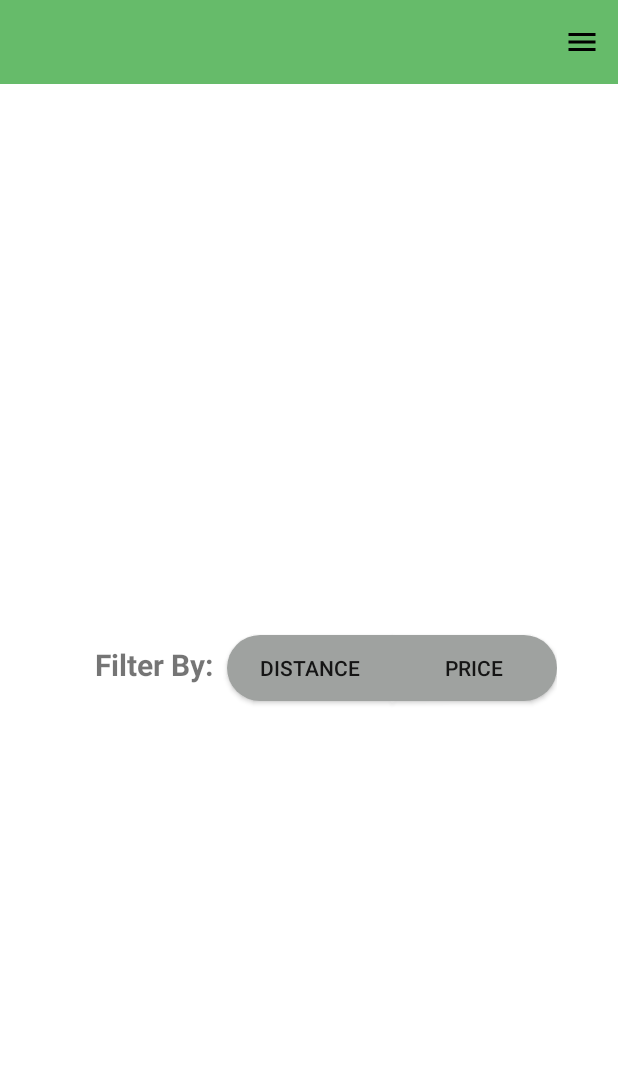
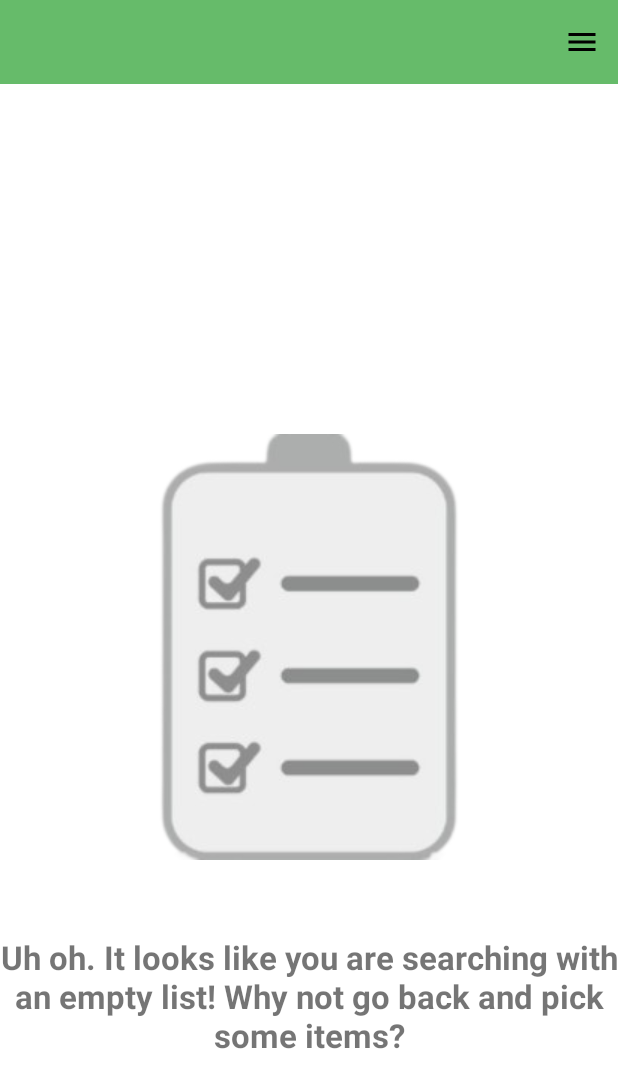
Before and after one commit to SystematicShoppers/Sysho, an Android app: the ResultsFragment screen opened through its navigation route, on a phone screen of 412 x 824 dp. Shown: the top 1088 px of the screen. Run offline under Robolectric (Android 15) with nearby library versions, the phone set to English and light mode, and no system bars; our stand-ins replace Firebase (no records; nobody signed in at launch, a user with empty details on screens opened directly); 1 statement that could not run was skipped.

Commit message:
- added error check and display for location permissions -added error display for searching with an empty list

```diff
--- a/app/src/main/java/com/systematicshoppers/sysho/LocationViewModel.kt
+++ b/app/src/main/java/com/systematicshoppers/sysho/LocationViewModel.kt
@@ -16,6 +16,8 @@ import androidx.lifecycle.ViewModel
 class LocationViewModel : ViewModel(), LocationListener {
     private lateinit var locationManager: LocationManager
     val currentLocation = MutableLiveData<Location>()
+    val isLocationEnabled = MutableLiveData<Boolean>()
+    val isLocationPermissionGranted = MutableLiveData<Boolean>()
 
     fun startLocationUpdates(context: Context) {
         locationManager = context.getSystemService(Context.LOCATION_SERVICE) as LocationManager
@@ -32,6 +34,7 @@ class LocationViewModel : ViewModel(), LocationListener {
                 arrayOf(Manifest.permission.ACCESS_FINE_LOCATION),
                 REQUEST_LOCATION_PERMISSION
             )
+            isLocationPermissionGranted.value = false
         } else {
             // Permission granted, start requesting location updates
             locationManager.requestLocationUpdates(
@@ -40,7 +43,9 @@ class LocationViewModel : ViewModel(), LocationListener {
                 0f,
                 this
             )
+            isLocationPermissionGranted.value = true
         }
+        isLocationEnabled.value = locationManager.isProviderEnabled(LocationManager.GPS_PROVIDER)
     }
 
     override fun onLocationChanged(location: Location) {
--- a/app/src/main/java/com/systematicshoppers/sysho/SyshoViewModel.kt
+++ b/app/src/main/java/com/systematicshoppers/sysho/SyshoViewModel.kt
@@ -106,4 +106,13 @@ class SyshoViewModel : ViewModel() {
     fun setSalePercent(passSalePercent: Double) {
         _salePercent.value = passSalePercent
     }
+
+    /** Api Updates **/
+    /** Boolean toggles to trigger observer. Simple function to reset adapter. **/
+    private val _apiStoreAdapterNotice = MutableLiveData<Boolean>()
+    val apiStoreAdapterNotice: LiveData<Boolean> = _apiStoreAdapterNotice
+    @Suppress("RedundantIf")
+    fun notifyApiStoreAdapter(passNotice: Boolean) {
+        _apiStoreAdapterNotice.value = passNotice
+    }
 }
--- a/app/src/main/java/com/systematicshoppers/sysho/adapters/ApiStoresSelectAdapter.kt
+++ b/app/src/main/java/com/systematicshoppers/sysho/adapters/ApiStoresSelectAdapter.kt
@@ -33,6 +33,7 @@ class ApiStoresSelectAdapter(private val context: Context,
         holder.updateBtn.setOnClickListener {
             onCLick.updatePrice(position, data)
         }
+
     }
 
     override fun getItemCount(): Int {
--- a/app/src/main/java/com/systematicshoppers/sysho/fragments/ApiStoreFragment.kt
+++ b/app/src/main/java/com/systematicshoppers/sysho/fragments/ApiStoreFragment.kt
@@ -28,6 +28,7 @@ class ApiStoreFragment : Fragment(), ApiStoresAdapter.ClickListener {
 
     private lateinit var apiStoresRecyclerView: RecyclerView
     private lateinit var apiStoresAdapter: ApiStoresAdapter
+    private val stores = mutableListOf<Store>()
     private lateinit var geocoder: Geocoder
     private val viewModel: SyshoViewModel by activityViewModels()
 
@@ -36,7 +37,6 @@ class ApiStoreFragment : Fragment(), ApiStoresAdapter.ClickListener {
         savedInstanceState: Bundle?
     ): View? {
         val view = inflater.inflate(R.layout.fragment_api_store, container, false)
-        val stores = mutableListOf<Store>()
         geocoder = Geocoder(requireContext(), Locale.getDefault())
         FirebaseUtils().fireStoreDatabase.collection("stores")
             .get()
@@ -51,6 +51,7 @@ class ApiStoreFragment : Fragment(), ApiStoresAdapter.ClickListener {
                 apiStoresRecyclerView = view.findViewById((R.id.api_stores_recycler_view))
                 apiStoresRecyclerView.adapter = apiStoresAdapter
                 apiStoresRecyclerView.layoutManager = apiStoresLayoutManager
+
 
             }
 
--- a/app/src/main/java/com/systematicshoppers/sysho/fragments/ResultsFragment.kt
+++ b/app/src/main/java/com/systematicshoppers/sysho/fragments/ResultsFragment.kt
@@ -10,7 +10,10 @@ import android.util.Log
 import android.view.LayoutInflater
 import android.view.View
 import android.view.ViewGroup
+import android.widget.LinearLayout
+import android.widget.TextView
 import android.widget.ToggleButton
+import androidx.core.view.isVisible
 import androidx.fragment.app.Fragment
 import androidx.fragment.app.activityViewModels
 import androidx.recyclerview.widget.LinearLayoutManager
@@ -43,18 +46,39 @@ class ResultsFragment : Fragment(), ResultsAdapter.ClickListener {
         list = viewModel.resultsList.value
         toggleDistance = view.findViewById(R.id.filterDistance)
         togglePrice = view.findViewById(R.id.filterPrice)
-        if (list != null) {
+        if (locationViewModel.isLocationEnabled.value == true &&
+            locationViewModel.isLocationPermissionGranted.value == true)  {
+            if (list?.isNotEmpty()!!) {
                 loadStores { storesLoaded ->
                     getTotalPrice { pricesLockedIn, total ->
                         getAddresses()
                         getDistances()
                         resultsAdapter = ResultsAdapter(requireContext(), data, this)
-                    recyclerViewLayoutManager = LinearLayoutManager(context, RecyclerView.VERTICAL,false)
+                        recyclerViewLayoutManager =
+                            LinearLayoutManager(context, RecyclerView.VERTICAL, false)
                         recyclerView = view.findViewById(R.id.resultsRecyclerView)
                         recyclerView.adapter = resultsAdapter
                         recyclerView.layoutManager = recyclerViewLayoutManager
                     }
                 }
+            }
+            //If list is sent as empty
+            else {
+                val errorEmptyListLayout: LinearLayout = view.findViewById(R.id.resultsEmptyListErrorDisplay)
+                errorEmptyListLayout.visibility = View.VISIBLE
+                toggleDistance.visibility = View.INVISIBLE
+                togglePrice.visibility = View.INVISIBLE
+                view.findViewById<TextView>(R.id.filterTextView).visibility = View.INVISIBLE
+            }
+
+        }
+        //If location permissions are not active
+        else {
+            val errorNoLocationLayout: LinearLayout = view.findViewById(R.id.resultsNoLocationErrorDisplay)
+            errorNoLocationLayout.visibility = View.VISIBLE
+            toggleDistance.visibility = View.INVISIBLE
+            togglePrice.visibility = View.INVISIBLE
+            view.findViewById<TextView>(R.id.filterTextView).visibility = View.INVISIBLE
         }
 
         toggleDistance.setOnCheckedChangeListener { _, isChecked ->
--- a/app/src/main/java/com/systematicshoppers/sysho/fragments/SaleDialog.kt
+++ b/app/src/main/java/com/systematicshoppers/sysho/fragments/SaleDialog.kt
@@ -47,6 +47,8 @@ class SaleDialog: DialogFragment() {
                 percent = inputText.toDoubleOrNull() ?: 0.0
                 viewModel.setSalePercent(percent)
                 SaleDialogConfirm().show(parentFragmentManager, "confirm sale price")
+                activateSaleEditTextNumber.text.clear()
+                dismiss()
             } else {
                 activateSaleEditTextNumber.text.clear()
                 Toast.makeText(requireContext(), "Please enter a valid number", Toast.LENGTH_SHORT)
--- a/app/src/main/java/com/systematicshoppers/sysho/fragments/SaleDialogConfirm.kt
+++ b/app/src/main/java/com/systematicshoppers/sysho/fragments/SaleDialogConfirm.kt
@@ -42,6 +42,7 @@ class SaleDialogConfirm: DialogFragment() {
         activateSaleYesBtn.setOnClickListener{
             val percent = viewModel.salePercent.value ?: 0.0
             setSale(percent) {
+                viewModel.notifyApiStoreAdapter(true)
                 dismiss()
             }
         }
--- a/app/src/main/java/com/systematicshoppers/sysho/fragments/SweepDialog.kt
+++ b/app/src/main/java/com/systematicshoppers/sysho/fragments/SweepDialog.kt
@@ -45,6 +45,8 @@ class SweepDialog: DialogFragment() {
                 percent = inputText.toDoubleOrNull() ?: 0.0
                 viewModel.setSalePercent(percent)
                 SweepDialogConfirm().show(parentFragmentManager, "confirm sale price")
+                activateSweepEditTextNumber.text.clear()
+                dismiss()
             } else {
                 activateSweepEditTextNumber.text.clear()
                 Toast.makeText(requireContext(), "Please enter a valid number", Toast.LENGTH_SHORT)
--- a/app/src/main/java/com/systematicshoppers/sysho/fragments/SweepDialogConfirm.kt
+++ b/app/src/main/java/com/systematicshoppers/sysho/fragments/SweepDialogConfirm.kt
@@ -14,6 +14,7 @@ import com.google.firebase.firestore.FieldPath
 import com.google.firebase.firestore.SetOptions
 import com.systematicshoppers.sysho.R
 import com.systematicshoppers.sysho.SyshoViewModel
+import com.systematicshoppers.sysho.adapters.ApiStoresAdapter
 import com.systematicshoppers.sysho.database.FirebaseUtils
 import com.systematicshoppers.sysho.database.TAG
 import java.text.DecimalFormat
@@ -42,6 +43,7 @@ class SweepDialogConfirm: DialogFragment() {
         activateSweepYesBtn.setOnClickListener{
             val percent = viewModel.salePercent.value ?: 0.0
             setSweep(percent) {
+                viewModel.notifyApiStoreAdapter(true)
                 dismiss()
             }
         }
--- a/app/src/main/java/com/systematicshoppers/sysho/fragments/UpdatePriceDialog.kt
+++ b/app/src/main/java/com/systematicshoppers/sysho/fragments/UpdatePriceDialog.kt
@@ -39,8 +39,10 @@ class UpdatePriceDialog: DialogFragment() {
         updateBtn.setOnClickListener{
             salePrice.text = "" //resets string value to prevent duplicate entries displaying
             viewModel.setDialogEditText(editText.text.toString())
-            if (viewModel.dialogEditText.value != null)
+            if (viewModel.dialogEditText.value != null) {
                 updatePrice() {}
+                viewModel.notifyApiStoreAdapter(true)
+            }
         }
         closeBtn.setOnClickListener {
             dismiss()
--- /dev/null
+++ b/app/src/main/res/drawable/baseline_search_off_24.xml
@@ -0,0 +1,6 @@
+<vector android:height="200dp" android:tint="#42503E"
+    android:viewportHeight="24" android:viewportWidth="24"
+    android:width="200dp" xmlns:android="http://schemas.android.com/apk/res/android">
+    <path android:fillColor="@android:color/white" android:pathData="M15.5,14h-0.79l-0.28,-0.27C15.41,12.59 16,11.11 16,9.5C16,5.91 13.09,3 9.5,3C6.08,3 3.28,5.64 3.03,9h2.02C5.3,6.75 7.18,5 9.5,5C11.99,5 14,7.01 14,9.5S11.99,14 9.5,14c-0.17,0 -0.33,-0.03 -0.5,-0.05v2.02C9.17,15.99 9.33,16 9.5,16c1.61,0 3.09,-0.59 4.23,-1.57L14,14.71v0.79l5,4.99L20.49,19L15.5,14z"/>
+    <path android:fillColor="@android:color/white" android:pathData="M6.47,10.82l-2.47,2.47l-2.47,-2.47l-0.71,0.71l2.47,2.47l-2.47,2.47l0.71,0.71l2.47,-2.47l2.47,2.47l0.71,-0.71l-2.47,-2.47l2.47,-2.47z"/>
+</vector>
--- a/app/src/main/res/layout/fragment_results.xml
+++ b/app/src/main/res/layout/fragment_results.xml
@@ -47,6 +47,74 @@
             android:layout_height="match_parent"
             tools:listitem="@layout/results_layout"/>
 
+        <LinearLayout
+            android:id="@+id/resultsEmptyListErrorDisplay"
+            android:layout_width="match_parent"
+            android:layout_height="match_parent"
+            android:visibility="invisible"
+            android:elevation="-1dp"
+            android:orientation="vertical"
+            tools:visibility="visible">
+
+
+            <ImageView
+                android:id="@+id/imageView"
+                android:layout_width="match_parent"
+                android:layout_height="wrap_content"
+                android:layout_gravity="center"
+                app:srcCompat="@drawable/grey_clipboard"
+                />
+
+            <Space
+                android:layout_width="match_parent"
+                android:layout_height="50dp" />
+
+            <TextView
+                android:id="@+id/resultsEmptyListTextView"
+                android:layout_width="match_parent"
+                android:layout_height="wrap_content"
+                android:layout_gravity="center"
+                android:textStyle="bold"
+                android:textSize="22sp"
+                android:textAlignment="center"
+                android:text="Uh oh. It looks like you are searching with an empty list! Why not go back and pick some items?" />
+
+
+        </LinearLayout>
+        <LinearLayout
+            android:id="@+id/resultsNoLocationErrorDisplay"
+            android:layout_width="match_parent"
+            android:layout_height="match_parent"
+            android:visibility="invisible"
+            android:elevation="2dp"
+            android:orientation="vertical"
+            tools:visibility="visible">
+
+
+            <ImageView
+                android:id="@+id/noLocationErrorImage"
+                android:layout_width="match_parent"
+                android:layout_height="wrap_content"
+                android:layout_gravity="center"
+                app:srcCompat="@drawable/baseline_search_off_24"
+                />
+
+            <Space
+                android:layout_width="match_parent"
+                android:layout_height="50dp" />
+
+            <TextView
+                android:id="@+id/noLocationErrorTextView"
+                android:layout_width="match_parent"
+                android:layout_height="wrap_content"
+                android:layout_gravity="center"
+                android:textStyle="bold"
+                android:textSize="22sp"
+                android:textAlignment="center"
+                android:text="It looks like your Location is not enabled! Please enable Location Settings in your app." />
+
+
+        </LinearLayout>
     </FrameLayout>
 
     <TextView
```
Also changed, not shown: app/src/main/java/com/systematicshoppers/sysho/fragments/ApiProductSelectFragment.kt (+0 -22 lines), app/src/main/java/com/systematicshoppers/sysho/fragments/ApiStoreSelectFragment.kt (+23 -11 lines), app/src/main/res/drawable/grey_clipboard.png (added). Lines whose indentation alone changed are shown as unchanged.
